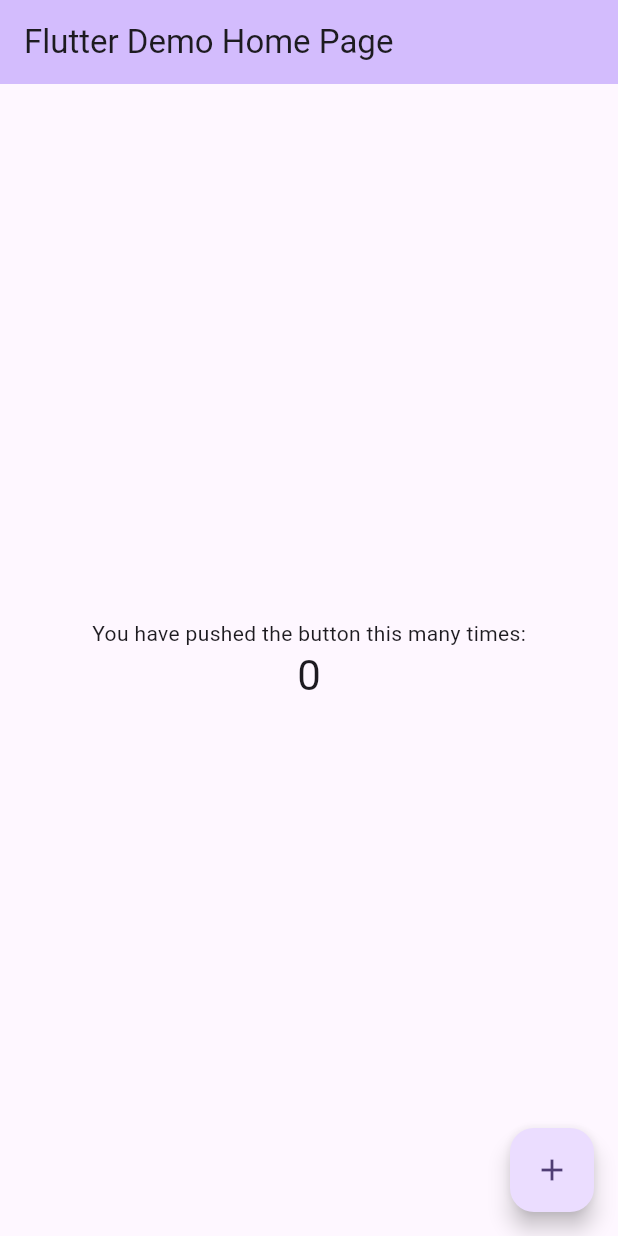
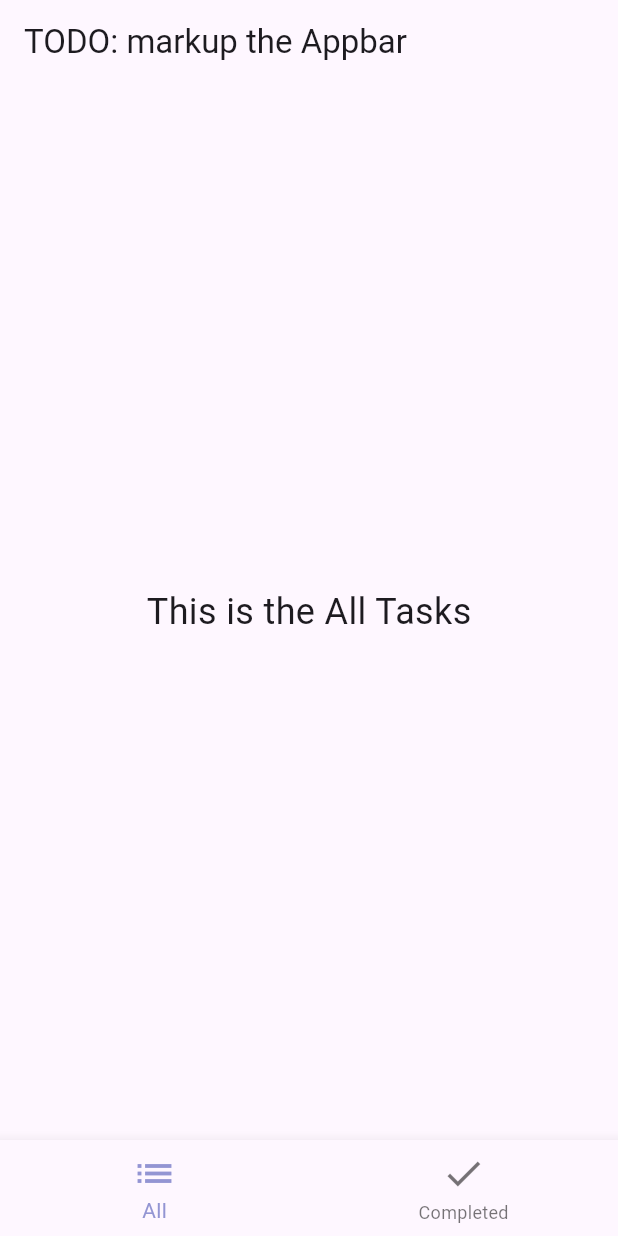
Before and after one commit to quiest2000/todo-app, a Flutter app: the screen it shows after launch, on a phone screen of 412 x 824 dp. Run offline on Flutter 3.47's test engine with Material 3 defaults, Android fonts, the phone set to English and light mode, and no system bars.

Commit message:
init-tabbed

```diff
--- a/analysis_options.yaml
+++ b/analysis_options.yaml
@@ -21,8 +21,9 @@ linter:
   # `// ignore_for_file: name_of_lint` syntax on the line or in the file
   # producing the lint.
   rules:
-    # avoid_print: false  # Uncomment to disable the `avoid_print` rule
-    # prefer_single_quotes: true  # Uncomment to enable the `prefer_single_quotes` rule
+    avoid_print: false  # Uncomment to disable the `avoid_print` rule
+    prefer_single_quotes: true  # Uncomment to enable the `prefer_single_quotes` rule
+    require_trailing_commas: true  # Uncomment to enable the `require_trailing_commas` rule
 
 # Additional information about this file can be found at
 # https://dart.dev/guides/language/analysis-options
--- a/lib/main.dart
+++ b/lib/main.dart
@@ -14,21 +14,11 @@ class MyApp extends StatelessWidget {
       title: 'Flutter Demo',
       theme: ThemeData(
         // This is the theme of your application.
-        //
-        // TRY THIS: Try running your application with "flutter run". You'll see
-        // the application has a purple toolbar. Then, without quitting the app,
-        // try changing the seedColor in the colorScheme below to Colors.green
-        // and then invoke "hot reload" (save your changes or press the "hot
-        // reload" button in a Flutter-supported IDE, or press "r" if you used
-        // the command line to start the app).
-        //
-        // Notice that the counter didn't reset back to zero; the application
-        // state is not lost during the reload. To reset the state, use hot
-        // restart instead.
-        //
-        // This works for code too, not just values: Most code changes can be
-        // tested with just a hot reload.
-        colorScheme: ColorScheme.fromSeed(seedColor: Colors.deepPurple),
+        colorScheme: ColorScheme.fromSeed(
+          seedColor: Colors.deepPurple,
+          primary: const Color(0xff9395D3),
+          secondary: const Color(0xffF9A826),
+        ),
         useMaterial3: true,
       ),
       home: const MyHomePage(title: 'Flutter Demo Home Page'),
@@ -39,15 +29,6 @@ class MyApp extends StatelessWidget {
 class MyHomePage extends StatefulWidget {
   const MyHomePage({super.key, required this.title});
 
-  // This widget is the home page of your application. It is stateful, meaning
-  // that it has a State object (defined below) that contains fields that affect
-  // how it looks.
-
-  // This class is the configuration for the state. It holds the values (in this
-  // case the title) provided by the parent (in this case the App widget) and
-  // used by the build method of the State. Fields in a Widget subclass are
-  // always marked "final".
-
   final String title;
 
   @override
@@ -55,71 +36,77 @@ class MyHomePage extends StatefulWidget {
 }
 
 class _MyHomePageState extends State<MyHomePage> {
-  int _counter = 0;
+  int selectedIndex = 0;
 
-  void _incrementCounter() {
-    setState(() {
-      // This call to setState tells the Flutter framework that something has
-      // changed in this State, which causes it to rerun the build method below
-      // so that the display can reflect the updated values. If we changed
-      // _counter without calling setState(), then the build method would not be
-      // called again, and so nothing would appear to happen.
-      _counter++;
-    });
+  Widget getPage(int index) {
+    switch (index) {
+      case 0:
+        return const TaskPage(title: 'All Tasks');
+      case 1:
+        return const TaskPage(title: 'Completed Tasks');
+      default:
+        return const TaskPage(title: 'All Tasks');
+    }
   }
 
   @override
   Widget build(BuildContext context) {
-    // This method is rerun every time setState is called, for instance as done
-    // by the _incrementCounter method above.
-    //
-    // The Flutter framework has been optimized to make rerunning build methods
-    // fast, so that you can just rebuild anything that needs updating rather
-    // than having to individually change instances of widgets.
+    Widget page = getPage(selectedIndex);
+
     return Scaffold(
       appBar: AppBar(
-        // TRY THIS: Try changing the color here to a specific color (to
-        // Colors.amber, perhaps?) and trigger a hot reload to see the AppBar
-        // change color while the other colors stay the same.
-        backgroundColor: Theme.of(context).colorScheme.inversePrimary,
-        // Here we take the value from the MyHomePage object that was created by
-        // the App.build method, and use it to set our appbar title.
-        title: Text(widget.title),
+        title: const Text('TODO: markup the Appbar'),
       ),
       body: Center(
-        // Center is a layout widget. It takes a single child and positions it
-        // in the middle of the parent.
-        child: Column(
-          // Column is also a layout widget. It takes a list of children and
-          // arranges them vertically. By default, it sizes itself to fit its
-          // children horizontally, and tries to be as tall as its parent.
-          //
-          // Column has various properties to control how it sizes itself and
-          // how it positions its children. Here we use mainAxisAlignment to
-          // center the children vertically; the main axis here is the vertical
-          // axis because Columns are vertical (the cross axis would be
-          // horizontal).
-          //
-          // TRY THIS: Invoke "debug painting" (choose the "Toggle Debug Paint"
-          // action in the IDE, or press "p" in the console), to see the
-          // wireframe for each widget.
-          mainAxisAlignment: MainAxisAlignment.center,
-          children: <Widget>[
-            const Text(
-              'You have pushed the button this many times:',
+        child: page,
+      ),
+      bottomNavigationBar: BottomNavigationBar(
+        items: const <BottomNavigationBarItem>[
+          BottomNavigationBarItem(
+            icon: Icon(
+              Icons.list,
+              size: 30,
             ),
-            Text(
-              '$_counter',
-              style: Theme.of(context).textTheme.headlineMedium,
+            label: 'All',
+          ),
+          BottomNavigationBarItem(
+            icon: Icon(
+              Icons.check,
+              size: 30,
             ),
-          ],
-        ),
+            label: 'Completed',
+          ),
+        ],
+        onTap: (value) => {
+          setState(() {
+            selectedIndex = value;
+          }),
+        },
+        currentIndex: selectedIndex,
       ),
-      floatingActionButton: FloatingActionButton(
-        onPressed: _incrementCounter,
-        tooltip: 'Increment',
-        child: const Icon(Icons.add),
-      ), // This trailing comma makes auto-formatting nicer for build methods.
     );
   }
 }
+
+class TaskPage extends StatefulWidget {
+  const TaskPage({super.key, required this.title});
+
+  final String title;
+
+  @override
+  State<TaskPage> createState() => _TaskPageState();
+}
+
+class _TaskPageState extends State<TaskPage> {
+  @override
+  Widget build(BuildContext context) {
+    return Scaffold(
+      body: Center(
+        child: Text(
+          'This is the ${widget.title}',
+          style: const TextStyle(fontSize: 24),
+        ),
+      ),
+    );
+  }
+}
```
